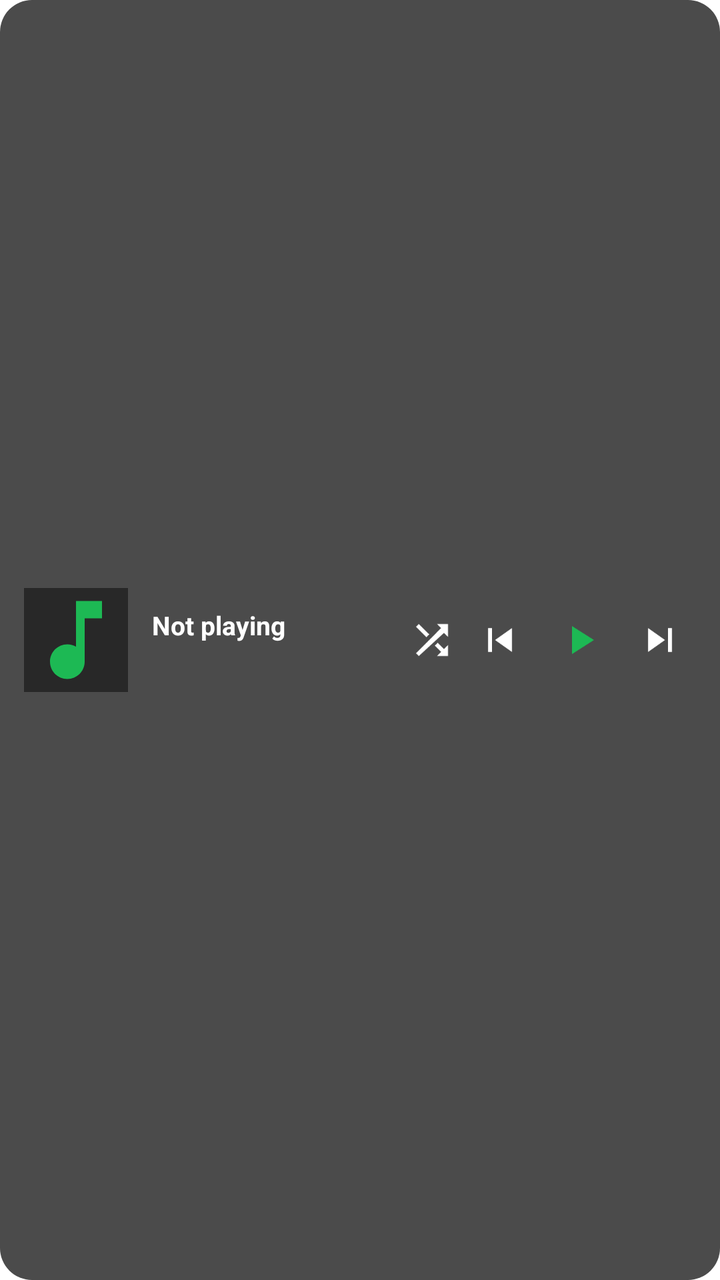
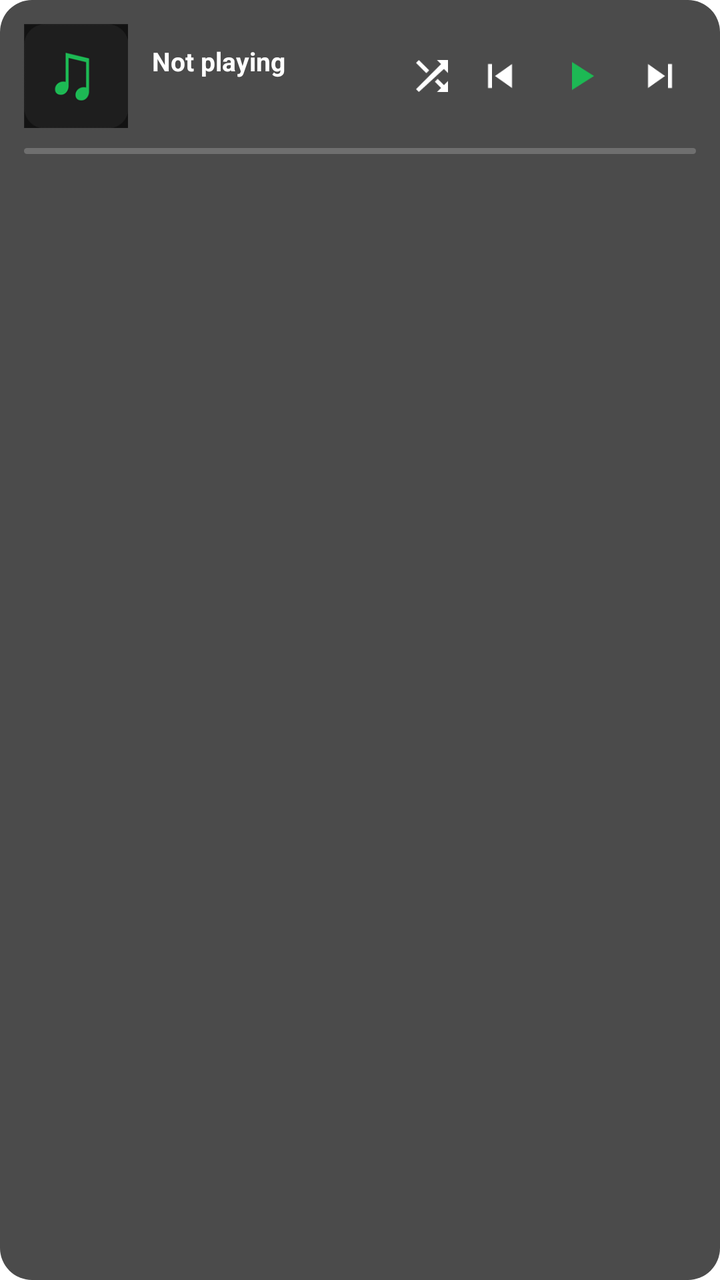

Two renders of the same Android screen: before a commit and after it. Below are the layout's source before the change and the commit's diff.
<!-- AndroidManifest.xml: fallback theme Theme.MaterialComponents.DayNight.NoActionBar -->
<!-- res/layout/now_playing_widget.xml -->
<?xml version="1.0" encoding="utf-8"?>
<LinearLayout xmlns:android="http://schemas.android.com/apk/res/android"
    android:layout_width="match_parent"
    android:layout_height="wrap_content"
    android:orientation="horizontal"
    android:gravity="center_vertical"
    android:padding="12dp"
    android:background="@drawable/widget_background">

    
    <ImageView
        android:id="@+id/widget_art"
        android:layout_width="52dp"
        android:layout_height="52dp"
        android:src="@drawable/ic_widget_music"
        android:scaleType="centerCrop"
        android:background="#282828"
        android:contentDescription="Album art"/>

    
    <LinearLayout
        android:layout_width="0dp"
        android:layout_height="wrap_content"
        android:layout_weight="1"
        android:orientation="vertical"
        android:paddingStart="12dp"
        android:paddingEnd="4dp">

        <TextView
            android:id="@+id/widget_title"
            android:layout_width="match_parent"
            android:layout_height="wrap_content"
            android:text="Not playing"
            android:textColor="#FFFFFF"
            android:textSize="13sp"
            android:textStyle="bold"
            android:maxLines="1"
            android:ellipsize="end"/>

        <TextView
            android:id="@+id/widget_artist"
            android:layout_width="match_parent"
            android:layout_height="wrap_content"
            android:text=""
            android:textColor="#B3B3B3"
            android:textSize="11sp"
            android:maxLines="1"
            android:ellipsize="end"/>

    </LinearLayout>

    
    <ImageButton
        android:id="@+id/widget_shuffle"
        android:layout_width="32dp"
        android:layout_height="32dp"
        android:src="@drawable/ic_widget_shuffle"
        android:background="@android:color/transparent"
        android:contentDescription="Shuffle"
        android:scaleType="centerInside"/>

    
    <ImageButton
        android:id="@+id/widget_prev"
        android:layout_width="36dp"
        android:layout_height="36dp"
        android:src="@drawable/ic_widget_prev"
        android:background="@android:color/transparent"
        android:contentDescription="Previous"
        android:scaleType="centerInside"/>

    
    <ImageButton
        android:id="@+id/widget_play_pause"
        android:layout_width="44dp"
        android:layout_height="44dp"
        android:src="@drawable/ic_widget_play"
        android:background="@android:color/transparent"
        android:contentDescription="Play or pause"
        android:scaleType="centerInside"/>

    
    <ImageButton
        android:id="@+id/widget_next"
        android:layout_width="36dp"
        android:layout_height="36dp"
        android:src="@drawable/ic_widget_next"
        android:background="@android:color/transparent"
        android:contentDescription="Next"
        android:scaleType="centerInside"/>

</LinearLayout>
<!-- resources referenced by this layout -->
<resources>
  <!-- drawable ic_widget_music (drawable) -->
  <?xml version="1.0" encoding="utf-8"?>
  <vector xmlns:android="http://schemas.android.com/apk/res/android"
      android:width="40dp"
      android:height="40dp"
      android:viewportWidth="24"
      android:viewportHeight="24">
      <path android:fillColor="#1DB954"
          android:pathData="M12,3v10.55c-0.59,-0.34 -1.27,-0.55 -2,-0.55 -2.21,0 -4,1.79 -4,4s1.79,4 4,4 4,-1.79 4,-4V7h4V3h-6z"/>
  </vector>
  <!-- drawable ic_widget_next (drawable) -->
  <?xml version="1.0" encoding="utf-8"?>
  <vector xmlns:android="http://schemas.android.com/apk/res/android"
      android:width="24dp"
      android:height="24dp"
      android:viewportWidth="24"
      android:viewportHeight="24">
      <path android:fillColor="#FFFFFF" android:pathData="M6,18l8.5,-6L6,6v12zM16,6v12h2V6h-2z"/>
  </vector>
  <!-- drawable ic_widget_play (drawable) -->
  <?xml version="1.0" encoding="utf-8"?>
  <vector xmlns:android="http://schemas.android.com/apk/res/android"
      android:width="24dp"
      android:height="24dp"
      android:viewportWidth="24"
      android:viewportHeight="24">
      <path android:fillColor="#1DB954" android:pathData="M8,5v14l11,-7z"/>
  </vector>
  <!-- drawable ic_widget_prev (drawable) -->
  <?xml version="1.0" encoding="utf-8"?>
  <vector xmlns:android="http://schemas.android.com/apk/res/android"
      android:width="24dp"
      android:height="24dp"
      android:viewportWidth="24"
      android:viewportHeight="24">
      <path android:fillColor="#FFFFFF" android:pathData="M6,6h2v12H6zm3.5,6l8.5,6V6z"/>
  </vector>
  <!-- drawable ic_widget_shuffle (drawable) -->
  <?xml version="1.0" encoding="utf-8"?>
  <vector xmlns:android="http://schemas.android.com/apk/res/android"
      android:width="24dp"
      android:height="24dp"
      android:viewportWidth="24"
      android:viewportHeight="24">
      <path android:fillColor="#FFFFFF" android:pathData="M10.59,9.17L5.41,4 4,5.41l5.17,5.17 1.42,-1.41zM14.5,4l2.04,2.04L4,18.59 5.41,20 17.96,8.46 20,10.5V4h-5.5zM14.83,13.41l-1.41,1.41 3.13,3.13L14.5,20H20v-5.5l-2.04,2.04 -3.13,-3.13z"/>
  </vector>
  <!-- drawable widget_background (drawable) -->
  <?xml version="1.0" encoding="utf-8"?>
  <shape xmlns:android="http://schemas.android.com/apk/res/android"
      android:shape="rectangle">
      <solid android:color="#CC1E1E1E"/>
      <corners android:radius="16dp"/>
  </shape>
</resources>

<!-- the commit's change to res/layout/now_playing_widget.xml (unified diff, before → after) -->
@@ -2,91 +2,110 @@
 <LinearLayout xmlns:android="http://schemas.android.com/apk/res/android"
     android:layout_width="match_parent"
     android:layout_height="wrap_content"
-    android:orientation="horizontal"
-    android:gravity="center_vertical"
+    android:orientation="vertical"
     android:padding="12dp"
     android:background="@drawable/widget_background">
 
-    
-    <ImageView
-        android:id="@+id/widget_art"
-        android:layout_width="52dp"
-        android:layout_height="52dp"
-        android:src="@drawable/ic_widget_music"
-        android:scaleType="centerCrop"
-        android:background="#282828"
-        android:contentDescription="Album art"/>
+    <LinearLayout
+        android:layout_width="match_parent"
+        android:layout_height="wrap_content"
+        android:orientation="horizontal"
+        android:gravity="center_vertical">
 
-    
-    <LinearLayout
-        android:layout_width="0dp"
-        android:layout_height="wrap_content"
-        android:layout_weight="1"
-        android:orientation="vertical"
-        android:paddingStart="12dp"
-        android:paddingEnd="4dp">
+        
+        <ImageView
+            android:id="@+id/widget_art"
+            android:layout_width="52dp"
+            android:layout_height="52dp"
+            android:src="@mipmap/ic_launcher"
+            android:scaleType="centerCrop"
+            android:background="#282828"
+            android:contentDescription="Album art"/>
 
-        <TextView
-            android:id="@+id/widget_title"
-            android:layout_width="match_parent"
+        
+        <LinearLayout
+            android:layout_width="0dp"
             android:layout_height="wrap_content"
-            android:text="Not playing"
-            android:textColor="#FFFFFF"
-            android:textSize="13sp"
-            android:textStyle="bold"
-            android:maxLines="1"
-            android:ellipsize="end"/>
+            android:layout_weight="1"
+            android:orientation="vertical"
+            android:paddingStart="12dp"
+            android:paddingEnd="4dp">
 
-        <TextView
-            android:id="@+id/widget_artist"
-            android:layout_width="match_parent"
-            android:layout_height="wrap_content"
-            android:text=""
-            android:textColor="#B3B3B3"
-            android:textSize="11sp"
-            android:maxLines="1"
-            android:ellipsize="end"/>
+            <TextView
+                android:id="@+id/widget_title"
+                android:layout_width="match_parent"
+                android:layout_height="wrap_content"
+                android:text="Not playing"
+                android:textColor="#FFFFFF"
+                android:textSize="13sp"
+                android:textStyle="bold"
+                android:maxLines="1"
+                android:ellipsize="end"/>
+
+            <TextView
+                android:id="@+id/widget_artist"
+                android:layout_width="match_parent"
+                android:layout_height="wrap_content"
+                android:text=""
+                android:textColor="#B3B3B3"
+                android:textSize="11sp"
+                android:maxLines="1"
+                android:ellipsize="end"/>
+
+        </LinearLayout>
+
+        
+        <ImageButton
+            android:id="@+id/widget_shuffle"
+            android:layout_width="32dp"
+            android:layout_height="32dp"
+            android:src="@drawable/ic_widget_shuffle"
+            android:background="@android:color/transparent"
+            android:contentDescription="Shuffle"
+            android:scaleType="centerInside"/>
+
+        
+        <ImageButton
+            android:id="@+id/widget_prev"
+            android:layout_width="36dp"
+            android:layout_height="36dp"
+            android:src="@drawable/ic_widget_prev"
+            android:background="@android:color/transparent"
+            android:contentDescription="Previous"
+            android:scaleType="centerInside"/>
+
+        
+        <ImageButton
+            android:id="@+id/widget_play_pause"
+            android:layout_width="44dp"
+            android:layout_height="44dp"
+            android:src="@drawable/ic_widget_play"
+            android:background="@android:color/transparent"
+            android:contentDescription="Play or pause"
+            android:scaleType="centerInside"/>
+
+        
+        <ImageButton
+            android:id="@+id/widget_next"
+            android:layout_width="36dp"
+            android:layout_height="36dp"
+            android:src="@drawable/ic_widget_next"
+            android:background="@android:color/transparent"
+            android:contentDescription="Next"
+            android:scaleType="centerInside"/>
 
     </LinearLayout>
 
     
-    <ImageButton
-        android:id="@+id/widget_shuffle"
-        android:layout_width="32dp"
-        android:layout_height="32dp"
-        android:src="@drawable/ic_widget_shuffle"
-        android:background="@android:color/transparent"
-        android:contentDescription="Shuffle"
-        android:scaleType="centerInside"/>
-
-    
-    <ImageButton
-        android:id="@+id/widget_prev"
-        android:layout_width="36dp"
-        android:layout_height="36dp"
-        android:src="@drawable/ic_widget_prev"
-        android:background="@android:color/transparent"
-        android:contentDescription="Previous"
-        android:scaleType="centerInside"/>
-
-    
-    <ImageButton
-        android:id="@+id/widget_play_pause"
-        android:layout_width="44dp"
-        android:layout_height="44dp"
-        android:src="@drawable/ic_widget_play"
-        android:background="@android:color/transparent"
-        android:contentDescription="Play or pause"
-        android:scaleType="centerInside"/>
-
-    
-    <ImageButton
-        android:id="@+id/widget_next"
-        android:layout_width="36dp"
-        android:layout_height="36dp"
-        android:src="@drawable/ic_widget_next"
-        android:background="@android:color/transparent"
-        android:contentDescription="Next"
-        android:scaleType="centerInside"/>
+    <ProgressBar
+        android:id="@+id/widget_progress"
+        style="@android:style/Widget.ProgressBar.Horizontal"
+        android:layout_width="match_parent"
+        android:layout_height="3dp"
+        android:layout_marginTop="10dp"
+        android:max="100"
+        android:progress="0"
+        android:progressTint="#1DB954"
+        android:progressBackgroundTint="#33FFFFFF"/>
 
 </LinearLayout>
<!-- resource entries referenced after the edit -->
@@ -1,15 +1,5 @@
 <!-- resources referenced by this layout -->
 <resources>
-  <!-- drawable ic_widget_music (drawable) -->
-  <?xml version="1.0" encoding="utf-8"?>
-  <vector xmlns:android="http://schemas.android.com/apk/res/android"
-      android:width="40dp"
-      android:height="40dp"
-      android:viewportWidth="24"
-      android:viewportHeight="24">
-      <path android:fillColor="#1DB954"
-          android:pathData="M12,3v10.55c-0.59,-0.34 -1.27,-0.55 -2,-0.55 -2.21,0 -4,1.79 -4,4s1.79,4 4,4 4,-1.79 4,-4V7h4V3h-6z"/>
-  </vector>
   <!-- drawable ic_widget_next (drawable) -->
   <?xml version="1.0" encoding="utf-8"?>
   <vector xmlns:android="http://schemas.android.com/apk/res/android"
@@ -53,5 +43,6 @@
       <solid android:color="#CC1E1E1E"/>
       <corners android:radius="16dp"/>
   </shape>
+  <!-- mipmap ic_launcher: png bitmap (mipmap-hdpi, 1443 bytes) -->
 </resources>
 
